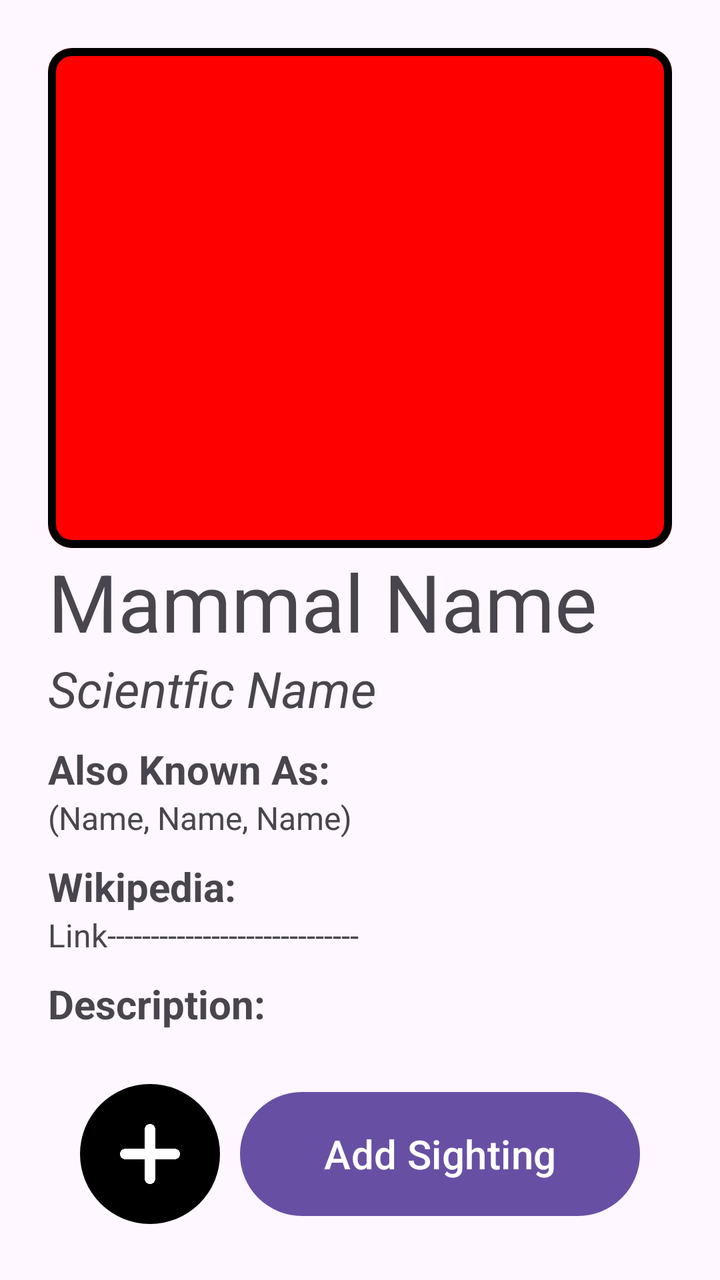
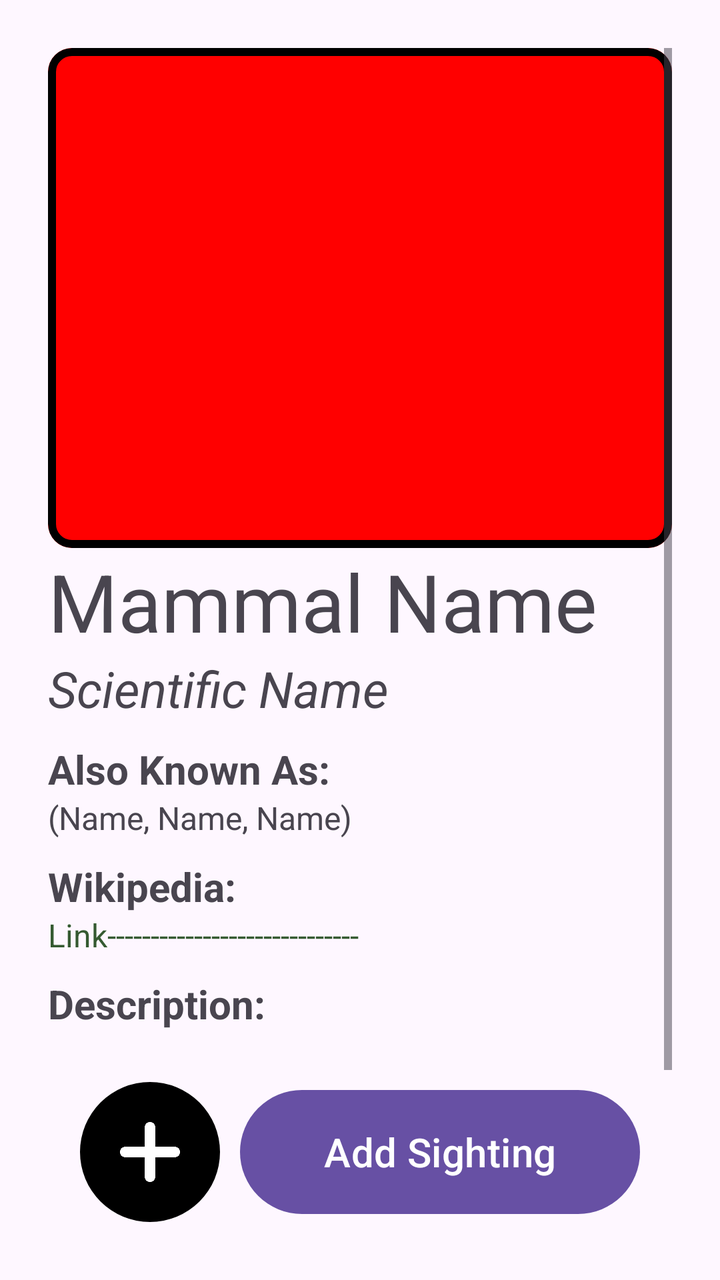

An Android layout rendered at two revisions. The XML below is the earlier revision; the diff shows what the commit changed to produce the second picture.
<!-- AndroidManifest.xml: application theme Theme.MammalDex -->
<!-- res/layout/fragment_species.xml -->
<?xml version="1.0" encoding="utf-8"?>
<LinearLayout xmlns:android="http://schemas.android.com/apk/res/android"
    xmlns:app="http://schemas.android.com/apk/res-auto"
    android:layout_width="match_parent"
    android:layout_height="match_parent"
    xmlns:tools="http://schemas.android.com/tools"
    android:orientation="vertical"
    android:padding="24dp">

    <com.google.android.material.card.MaterialCardView
        android:id="@+id/mammalCard"
        android:layout_width="match_parent"
        android:layout_height="250dp"
        app:strokeColor="#000000"
        app:strokeWidth="4dp"
        android:layout_gravity="center"
        android:scaleType="centerCrop">

        <ImageView
            android:id="@+id/mammalImageView"
            android:layout_width="match_parent"
            android:layout_height="match_parent"
            android:background="#FF0000"/>

    </com.google.android.material.card.MaterialCardView>

    <TextView
        android:id="@+id/mammalName"
        android:layout_width="match_parent"
        android:layout_height="wrap_content"
        android:text="Mammal Name"
        android:textSize="40sp"/>
    <TextView
        android:id="@+id/mammalSciName"
        android:layout_width="match_parent"
        android:layout_height="wrap_content"
        android:text="Scientfic Name"
        android:textSize="25sp"
        android:textStyle="italic"/>

    <LinearLayout
        android:id="@+id/otherNameLayout"
        android:layout_width="match_parent"
        android:layout_height="wrap_content"
        android:orientation="vertical"
        android:layout_marginTop="10dp">

        <TextView
            android:layout_width="match_parent"
            android:layout_height="wrap_content"
            android:text="Also Known As:"
            android:textSize="20sp"
            android:textStyle="bold"/>

        <TextView
            android:id="@+id/mammalOtherNames"
            android:layout_width="match_parent"
            android:layout_height="wrap_content"
            android:text="(Name, Name, Name)"
            android:textSize="16sp"/>

    </LinearLayout>

    <TextView
        android:layout_width="match_parent"
        android:layout_height="wrap_content"
        android:text="Wikipedia:"
        android:textSize="20sp"
        android:textStyle="bold"
        android:layout_marginTop="10dp"
        />
    <TextView
        android:id="@+id/mammalWikiLink"
        android:layout_width="match_parent"
        android:layout_height="wrap_content"
        android:text="Link-----------------------------"
        android:textSize="16sp"
        />
    <TextView
        android:layout_width="match_parent"
        android:layout_height="wrap_content"
        android:text="Description:"
        android:textSize="20sp"
        android:textStyle="bold"
        android:layout_marginTop="10dp"
        />
    <TextView
        android:id="@+id/mammalWikiLink"
        android:layout_width="match_parent"
        android:layout_height="wrap_content"
        android:text=""
        android:textSize="16sp"
        />

    <View
        android:layout_width="match_parent"
        android:layout_height="0dp"
        android:layout_weight="1" />

    <LinearLayout
        android:layout_width="match_parent"
        android:layout_height="wrap_content"
        android:orientation="horizontal"
        android:gravity="center"
        android:layout_gravity="bottom|end">

        <com.google.android.material.imageview.ShapeableImageView
            android:id="@+id/quickAddButton"
            android:layout_width="70dp"
            android:layout_height="70dp"
            android:layout_margin="5dp"
            android:src="@drawable/icon_plus"
            android:scaleType= "centerInside"
            app:contentPadding="20dp"
            android:tint="@color/white"
            android:background="@color/black"
            app:shapeAppearanceOverlay="@style/CircularImageView"/>

        <Button
            android:id="@+id/addSightingButton"
            android:layout_width="200dp"
            android:layout_height="70dp"
            android:layout_margin="5dp"
            android:text="Add Sighting"
            android:textSize="20dp"/>

    </LinearLayout>







</LinearLayout>
<!-- resources referenced by this layout -->
<resources>
  <color name="black">#FF000000</color>
  <color name="white">#FFFFFFFF</color>
  <!-- drawable icon_plus: png bitmap (drawable, 3024 bytes) -->
  <style name="CircularImageView">
        <item name="cornerSize">50%</item>
      </style>
  <style name="Theme.MammalDex" parent="Base.Theme.MammalDex" />
  <style name="Base.Theme.MammalDex" parent="Theme.Material3.DayNight.NoActionBar">
          
          
      </style>
</resources>

<!-- the commit's change to res/layout/fragment_species.xml (unified diff, before → after) -->
@@ -7,95 +7,109 @@
     android:orientation="vertical"
     android:padding="24dp">
 
-    <com.google.android.material.card.MaterialCardView
-        android:id="@+id/mammalCard"
+    <ScrollView
         android:layout_width="match_parent"
-        android:layout_height="250dp"
-        app:strokeColor="#000000"
-        app:strokeWidth="4dp"
-        android:layout_gravity="center"
-        android:scaleType="centerCrop">
+        android:layout_height="0dp"
+        android:layout_weight="1">
 
-        <ImageView
-            android:id="@+id/mammalImageView"
-            android:layout_width="match_parent"
-            android:layout_height="match_parent"
-            android:background="#FF0000"/>
-
-    </com.google.android.material.card.MaterialCardView>
-
-    <TextView
-        android:id="@+id/mammalName"
-        android:layout_width="match_parent"
-        android:layout_height="wrap_content"
-        android:text="Mammal Name"
-        android:textSize="40sp"/>
-    <TextView
-        android:id="@+id/mammalSciName"
-        android:layout_width="match_parent"
-        android:layout_height="wrap_content"
-        android:text="Scientfic Name"
-        android:textSize="25sp"
-        android:textStyle="italic"/>
-
-    <LinearLayout
-        android:id="@+id/otherNameLayout"
-        android:layout_width="match_parent"
-        android:layout_height="wrap_content"
-        android:orientation="vertical"
-        android:layout_marginTop="10dp">
-
-        <TextView
+        <LinearLayout
             android:layout_width="match_parent"
             android:layout_height="wrap_content"
-            android:text="Also Known As:"
-            android:textSize="20sp"
-            android:textStyle="bold"/>
+            android:orientation="vertical">
 
-        <TextView
-            android:id="@+id/mammalOtherNames"
-            android:layout_width="match_parent"
-            android:layout_height="wrap_content"
-            android:text="(Name, Name, Name)"
-            android:textSize="16sp"/>
+            <com.google.android.material.card.MaterialCardView
+                android:layout_width="match_parent"
+                android:layout_height="250dp"
+                app:strokeColor="#000000"
+                app:strokeWidth="4dp"
+                android:layout_gravity="center"
+                android:scaleType="centerCrop">
 
-    </LinearLayout>
+                <ImageView
+                    android:id="@+id/mammalImageView"
+                    android:layout_width="match_parent"
+                    android:layout_height="match_parent"
+                    android:background="#FF0000"/>
 
-    <TextView
-        android:layout_width="match_parent"
-        android:layout_height="wrap_content"
-        android:text="Wikipedia:"
-        android:textSize="20sp"
-        android:textStyle="bold"
-        android:layout_marginTop="10dp"
-        />
-    <TextView
-        android:id="@+id/mammalWikiLink"
-        android:layout_width="match_parent"
-        android:layout_height="wrap_content"
-        android:text="Link-----------------------------"
-        android:textSize="16sp"
-        />
-    <TextView
-        android:layout_width="match_parent"
-        android:layout_height="wrap_content"
-        android:text="Description:"
-        android:textSize="20sp"
-        android:textStyle="bold"
-        android:layout_marginTop="10dp"
-        />
-    <TextView
-        android:id="@+id/mammalWikiLink"
-        android:layout_width="match_parent"
-        android:layout_height="wrap_content"
-        android:text=""
-        android:textSize="16sp"
-        />
+            </com.google.android.material.card.MaterialCardView>
 
-    <View
-        android:layout_width="match_parent"
-        android:layout_height="0dp"
-        android:layout_weight="1" />
+            <TextView
+                android:id="@+id/mammalName"
+                android:layout_width="match_parent"
+                android:layout_height="wrap_content"
+                android:text="Mammal Name"
+                android:textSize="40sp"/>
+            <TextView
+                android:id="@+id/mammalSciName"
+                android:layout_width="match_parent"
+                android:layout_height="wrap_content"
+                android:text="Scientific Name"
+                android:textSize="25sp"
+                android:textStyle="italic"/>
+
+            <LinearLayout
+                android:id="@+id/otherNameLayout"
+                android:layout_width="match_parent"
+                android:layout_height="wrap_content"
+                android:orientation="vertical"
+                android:layout_marginTop="10dp">
+
+                <TextView
+                    android:id="@+id/knownAsText"
+                    android:layout_width="match_parent"
+                    android:layout_height="wrap_content"
+                    android:text="Also Known As:"
+                    android:textSize="20sp"
+                    android:textStyle="bold"/>
+
+                <TextView
+                    android:id="@+id/mammalOtherNames"
+                    android:layout_width="match_parent"
+                    android:layout_height="wrap_content"
+                    android:text="(Name, Name, Name)"
+                    android:textSize="16sp"/>
+
+            </LinearLayout>
+
+            <TextView
+                android:layout_width="match_parent"
+                android:layout_height="wrap_content"
+                android:text="Wikipedia:"
+                android:textSize="20sp"
+                android:textStyle="bold"
+                android:layout_marginTop="10dp"
+                />
+            <TextView
+                android:id="@+id/mammalWikiLink"
+                android:layout_width="match_parent"
+                android:layout_height="wrap_content"
+                android:text="Link-----------------------------"
+                android:textSize="16sp"
+                android:textColor="@color/primary_green"
+                android:clickable="true"
+                android:focusable="true"
+                android:textColorHighlight="#400066CC"
+                />
+            <TextView
+                android:layout_width="match_parent"
+                android:layout_height="wrap_content"
+                android:text="Description:"
+                android:textSize="20sp"
+                android:textStyle="bold"
+                android:layout_marginTop="10dp"
+                />
+            <TextView
+                android:id="@+id/mammalDescription"
+                android:layout_width="match_parent"
+                android:layout_height="wrap_content"
+                android:text=""
+                android:textSize="16sp"
+                />
+
+        </LinearLayout>
+
+    </ScrollView>
+
 
     <LinearLayout
         android:layout_width="match_parent"
@@ -122,7 +136,7 @@
             android:layout_height="70dp"
             android:layout_margin="5dp"
             android:text="Add Sighting"
-            android:textSize="20dp"/>
+            android:textSize="20sp"/>
 
     </LinearLayout>
 
<!-- resource entries referenced after the edit -->
@@ -1,6 +1,7 @@
 <!-- resources referenced by this layout -->
 <resources>
   <color name="black">#FF000000</color>
+  <color name="primary_green">#355A31</color>
   <color name="white">#FFFFFFFF</color>
   <!-- drawable icon_plus: png bitmap (drawable, 3024 bytes) -->
   <style name="CircularImageView">
